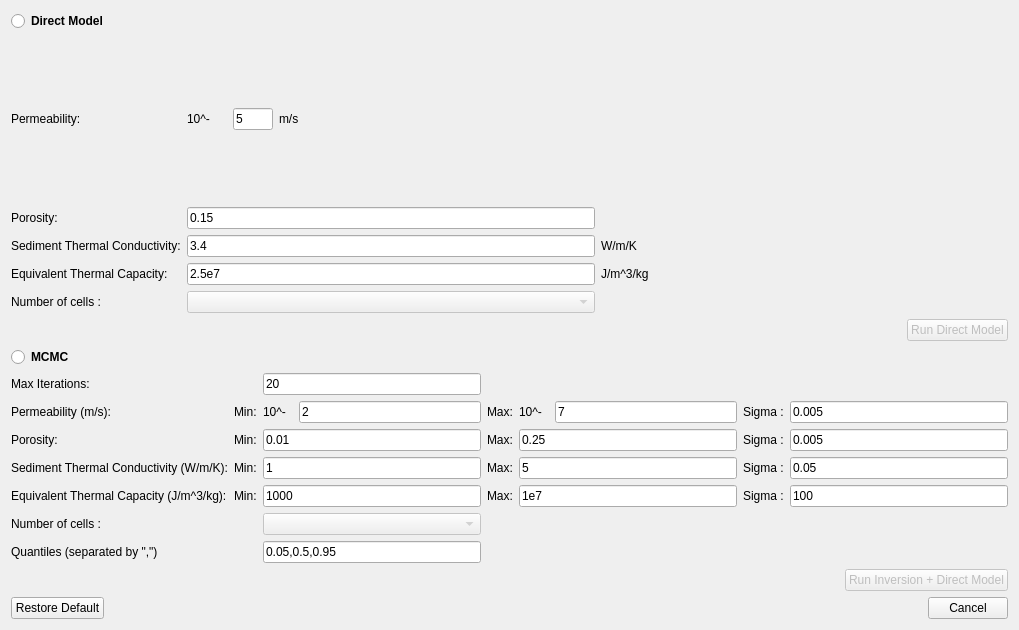
Old version of the form molonaviz/dialogcompute.ui in the repository SandraClodion/projet_molonaviz.
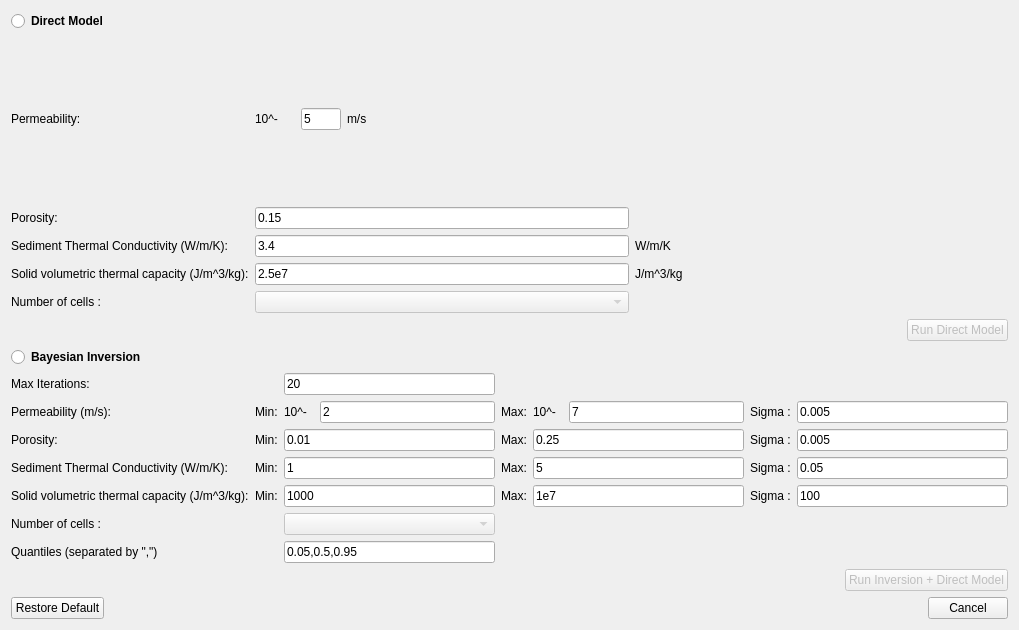
New version of the form.

```diff
--- a/molonaviz/dialogcompute.ui
+++ b/molonaviz/dialogcompute.ui
@@ -122,14 +122,14 @@
      <item row="2" column="0">
       <widget class="QLabel" name="label_4">
        <property name="text">
-        <string>Sediment Thermal Conductivity:</string>
+        <string>Sediment Thermal Conductivity (W/m/K):</string>
        </property>
       </widget>
      </item>
      <item row="3" column="0">
       <widget class="QLabel" name="label_5">
        <property name="text">
-        <string>Equivalent Thermal Capacity:</string>
+        <string>Solid volumetric thermal capacity (J/m^3/kg):</string>
        </property>
       </widget>
      </item>
@@ -277,7 +277,7 @@
       </font>
      </property>
      <property name="text">
-      <string>MCMC</string>
+      <string>Bayesian Inversion</string>
      </property>
     </widget>
    </item>
@@ -482,7 +482,7 @@
      <item row="4" column="0">
       <widget class="QLabel" name="label_16">
        <property name="text">
-        <string>Equivalent Thermal Capacity (J/m^3/kg):</string>
+        <string>Solid volumetric thermal capacity (J/m^3/kg):</string>
        </property>
       </widget>
      </item>
```
